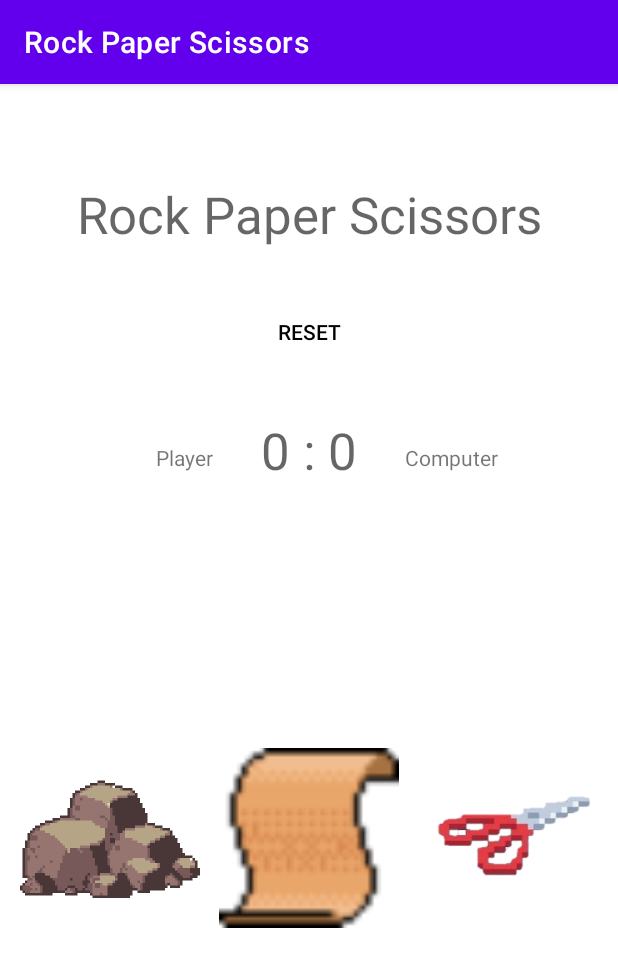
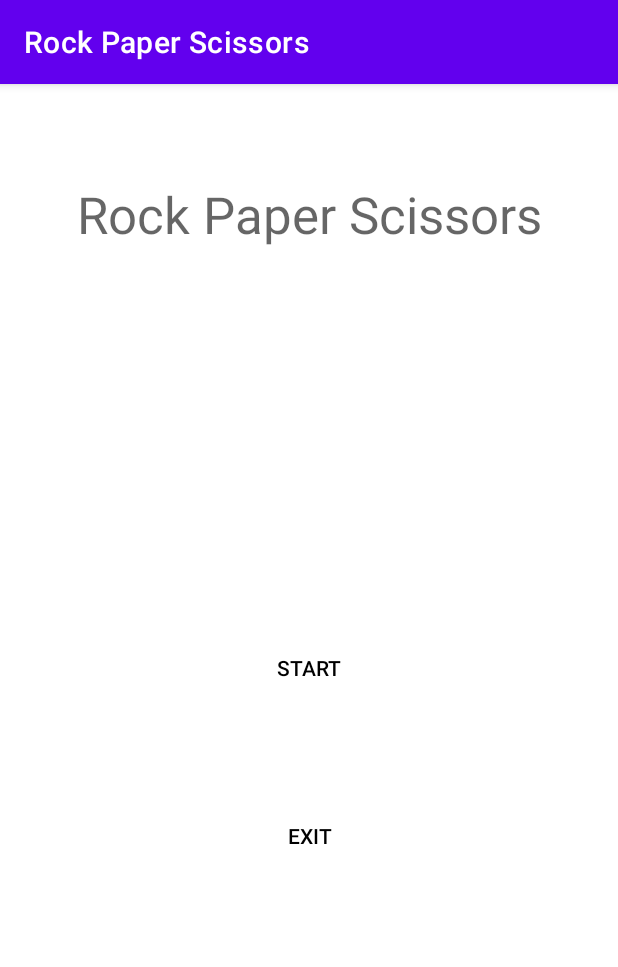
Before and after one commit to mathewp88/Rock_Paper_Scissors, an Android app: the screen it shows after launch (MainActivity before the commit, StartScreen after it), on a phone screen of 412 x 824 dp. Shown: the top 967 px of the screen. Run offline under Robolectric (Android 15) with nearby library versions, the phone set to English and light mode, and no system bars.

Commit message:
Full Functionality

```diff
--- a/app/src/main/AndroidManifest.xml
+++ b/app/src/main/AndroidManifest.xml
@@ -11,6 +11,9 @@
         android:theme="@style/Theme.RockPaperScissors">
         <activity
             android:name=".MainActivity"
+            android:exported="false" />
+        <activity
+            android:name=".StartScreen"
             android:exported="true">
             <intent-filter>
                 <action android:name="android.intent.action.MAIN" />
--- /dev/null
+++ b/app/src/main/java/com/example/rockpaperscissors/StartScreen.java
@@ -0,0 +1,37 @@
+package com.example.rockpaperscissors;
+
+import androidx.appcompat.app.AppCompatActivity;
+
+import android.content.Intent;
+import android.os.Bundle;
+import android.util.Log;
+import android.view.View;
+import android.widget.TextView;
+
+public class StartScreen extends AppCompatActivity {
+
+    @Override
+    protected void onCreate(Bundle savedInstanceState) {
+        super.onCreate(savedInstanceState);
+        setContentView(R.layout.activity_start_screen);
+
+        }
+
+        //Starts the game
+        public void StartButton(View view){
+
+            Intent n = new Intent(this, MainActivity.class);
+            startActivity(n);
+
+        }
+
+        //Exits the app
+        public void ExitButton(View view){
+
+            finish();
+            finishAffinity();
+            System.exit(0);
+
+        }
+
+    }
--- a/app/src/main/res/layout/activity_main.xml
+++ b/app/src/main/res/layout/activity_main.xml
@@ -56,13 +56,13 @@
         android:textAppearance="@style/TextAppearance.AppCompat.Display1"
         app:layout_constraintEnd_toEndOf="parent"
         app:layout_constraintStart_toStartOf="parent"
-        app:layout_constraintTop_toBottomOf="@+id/Reset_Button" />
+        app:layout_constraintTop_toBottomOf="@+id/Heading" />
 
     <TextView
         android:id="@+id/textView4"
         android:layout_width="wrap_content"
         android:layout_height="wrap_content"
-        android:layout_marginEnd="32dp"
+        android:layout_marginEnd="38dp"
         android:layout_marginBottom="8dp"
         android:text="@string/player"
         app:layout_constraintBottom_toBottomOf="@+id/ScoreTextView"
@@ -134,14 +134,14 @@
         style="@style/Widget.AppCompat.Button"
         android:layout_width="wrap_content"
         android:layout_height="wrap_content"
-        android:layout_marginTop="32dp"
+        android:layout_marginTop="64dp"
         android:background="?android:attr/selectableItemBackground"
         android:onClick="ResetButton"
         android:text="Reset"
         android:textColor="#000000"
         app:layout_constraintEnd_toEndOf="parent"
-        app:layout_constraintHorizontal_bias="0.5"
+        app:layout_constraintHorizontal_bias="0.498"
         app:layout_constraintStart_toStartOf="parent"
-        app:layout_constraintTop_toBottomOf="@+id/Heading" />
+        app:layout_constraintTop_toBottomOf="@+id/imageView5" />
 
 </androidx.constraintlayout.widget.ConstraintLayout>
--- /dev/null
+++ b/app/src/main/res/layout/activity_start_screen.xml
@@ -0,0 +1,48 @@
+<?xml version="1.0" encoding="utf-8"?>
+<androidx.constraintlayout.widget.ConstraintLayout xmlns:android="http://schemas.android.com/apk/res/android"
+    xmlns:app="http://schemas.android.com/apk/res-auto"
+    xmlns:tools="http://schemas.android.com/tools"
+    android:layout_width="match_parent"
+    android:layout_height="match_parent"
+    tools:context=".StartScreen">
+
+    <TextView
+        android:id="@+id/textView"
+        android:layout_width="wrap_content"
+        android:layout_height="wrap_content"
+        android:layout_marginTop="64dp"
+        android:text="@string/rock_paper_scissors"
+        android:textAppearance="@style/TextAppearance.AppCompat.Display1"
+        app:layout_constraintEnd_toEndOf="parent"
+        app:layout_constraintHorizontal_bias="0.5"
+        app:layout_constraintStart_toStartOf="parent"
+        app:layout_constraintTop_toTopOf="parent" />
+
+    <Button
+        android:id="@+id/Start_Button"
+        style="@style/Widget.AppCompat.Button.Borderless.Colored"
+        android:layout_width="wrap_content"
+        android:layout_height="wrap_content"
+        android:layout_marginTop="256dp"
+        android:onClick="StartButton"
+        android:text="@string/start"
+        android:textColor="#000000"
+        app:layout_constraintEnd_toEndOf="parent"
+        app:layout_constraintHorizontal_bias="0.5"
+        app:layout_constraintStart_toStartOf="parent"
+        app:layout_constraintTop_toBottomOf="@+id/textView" />
+
+    <Button
+        android:id="@+id/exit_Button"
+        style="@style/Widget.AppCompat.Button.Borderless.Colored"
+        android:layout_width="wrap_content"
+        android:layout_height="wrap_content"
+        android:layout_marginTop="64dp"
+        android:onClick="ExitButton"
+        android:text="@string/exit"
+        android:textColor="#000000"
+        app:layout_constraintEnd_toEndOf="parent"
+        app:layout_constraintHorizontal_bias="0.501"
+        app:layout_constraintStart_toStartOf="parent"
+        app:layout_constraintTop_toBottomOf="@+id/Start_Button" />
+</androidx.constraintlayout.widget.ConstraintLayout>
--- a/app/src/main/res/values/strings.xml
+++ b/app/src/main/res/values/strings.xml
@@ -11,4 +11,5 @@
     <string name="todo">TODO</string>
     <string name="todo1">TODO</string>
     <string name="todo2">TODO</string>
+    <string name="exit">exit</string>
 </resources>
```
Also changed, not shown: app/src/main/java/com/example/rockpaperscissors/MainActivity.java (+26 -3 lines).
